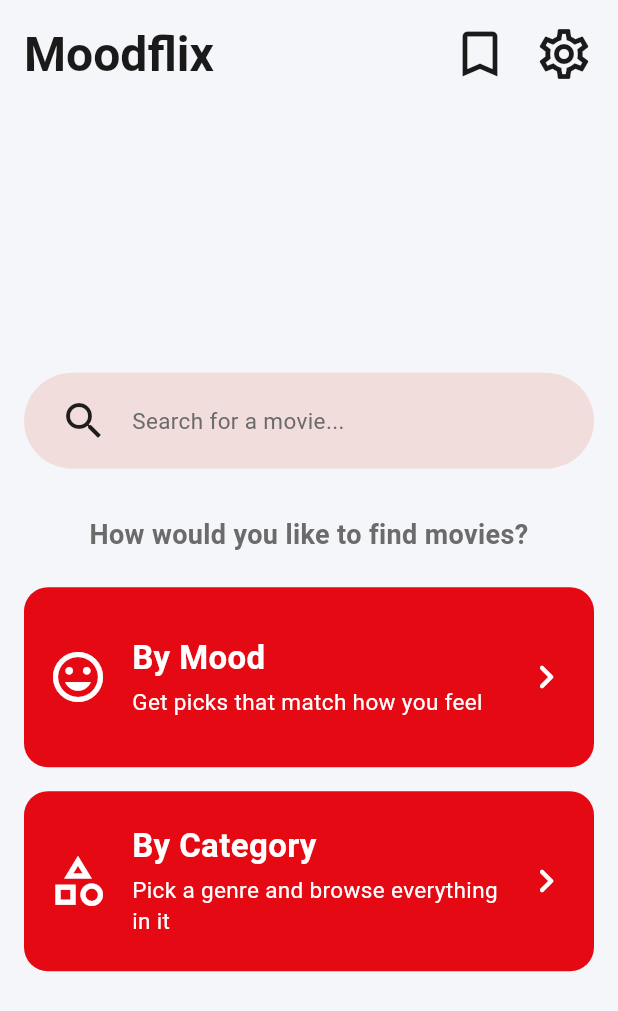
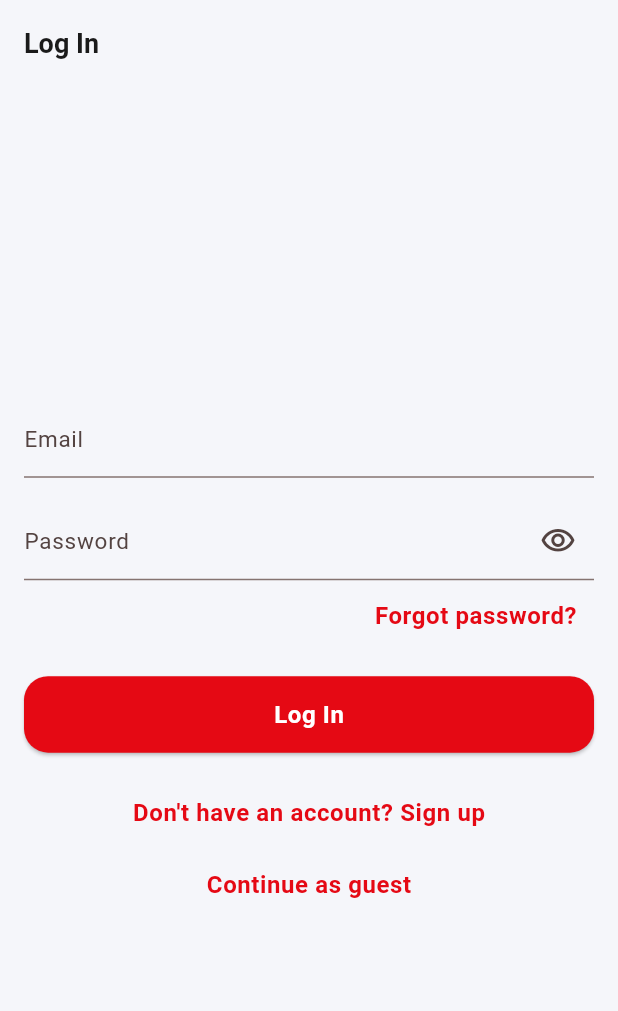
Before and after one commit to mucahitciftci/moodflix, a Flutter app: the screen it shows after launch, on a phone screen of 412 x 824 dp. Shown: the top 1011 px of the screen. Run offline on Flutter 3.47's test engine with Material 3 defaults, Android fonts, the phone set to English and light mode, and no system bars; our stand-ins replace cached_network_image, cloud_firestore, connectivity_plus, dio, firebase_auth, firebase_core and 5 more; accounts and stored records are empty.

Commit message:
Add startup auth gate, guest mode, and persist theme/language preferences
- Login screen is now the app's initial route when signed out (with a
  "continue as guest" option), instead of being tucked away in Settings;
  auto-redirects to BrowseModeScreen once signed in or guest is chosen.
- Add show/hide password toggle on login and sign up forms; center both
  forms with a max-width constraint instead of top-aligning.
- Persist theme mode and language to Hive (previously reset on every
  restart) so they survive app restarts and sign-in/sign-out, independent
  of Hive-backed watchlist/favorites which were already persistent.
- Fix widget_test.dart to actually initialize Hive/override Firebase auth
  state instead of silently swallowing a build-time HiveError.

```diff
--- a/lib/core/constants/app_dimens.dart
+++ b/lib/core/constants/app_dimens.dart
@@ -59,6 +59,9 @@ abstract final class AppDimens {
   static const int reviewMaxRating = 5;
   static const int reviewTextMaxLength = 2000;
 
+  // Auth forms (login/sign up) — centered, capped width on wide screens
+  static const double authFormMaxWidth = 400;
+
   // Elevation
   static const double elevationS = 2;
   static const double elevationM = 6;
--- a/lib/core/localization/l10n/app_en.arb
+++ b/lib/core/localization/l10n/app_en.arb
@@ -205,5 +205,42 @@
   },
 
   "languageTr": "Turkish",
-  "languageEn": "English"
+  "languageEn": "English",
+
+  "loginScreenTitle": "Log In",
+  "signUpScreenTitle": "Sign Up",
+  "emailLabel": "Email",
+  "passwordLabel": "Password",
+  "displayNameLabel": "Your name",
+  "forgotPasswordLabel": "Forgot password?",
+  "sendResetLinkLabel": "Send",
+  "resetLinkSentMessage": "Password reset link sent to your email.",
+  "cancelLabel": "Cancel",
+  "goToSignUpLabel": "Don't have an account? Sign up",
+  "goToLoginLabel": "Already have an account? Log in",
+  "authErrorGeneric": "Something went wrong. Check your details and try again.",
+
+  "accountSectionTitle": "Account",
+  "@accountSectionTitle": {
+    "description": "Section heading on the settings screen for login/logout."
+  },
+
+  "logoutLabel": "Log Out",
+  "notLoggedInMessage": "Not logged in",
+
+  "reviewsSectionTitle": "Reviews",
+  "@reviewsSectionTitle": {
+    "description": "Heading above the review list on the movie detail screen."
+  },
+
+  "writeReviewLabel": "Write a Review",
+  "writeReviewTitle": "Write your review",
+  "reviewTextHint": "What did you think of this movie?",
+  "submitReviewLabel": "Submit",
+  "noReviewsYet": "No reviews yet. Be the first to write one!",
+
+  "continueAsGuestLabel": "Continue as guest",
+  "@continueAsGuestLabel": {
+    "description": "Button on the startup auth screen to skip login and browse without an account."
+  }
 }
--- a/lib/core/routing/app_router.dart
+++ b/lib/core/routing/app_router.dart
@@ -2,13 +2,15 @@ import 'package:flutter/material.dart';
 
 import '../../models/discovery_source.dart';
 import '../../models/movie_model.dart';
-import '../../views/screens/browse_mode_screen.dart';
+import '../../views/screens/auth_gate_screen.dart';
 import '../../views/screens/category_selection_screen.dart';
 import '../../views/screens/discovery_screen.dart';
+import '../../views/screens/login_screen.dart';
 import '../../views/screens/mood_selection_screen.dart';
 import '../../views/screens/movie_detail_screen.dart';
 import '../../views/screens/search_screen.dart';
 import '../../views/screens/settings_screen.dart';
+import '../../views/screens/sign_up_screen.dart';
 import '../../views/screens/watchlist_screen.dart';
 
 /// Named route identifiers. No `Navigator.push`/`pushNamed` call anywhere in
@@ -23,6 +25,8 @@ abstract final class AppRoutes {
   static const String movieDetail = '/movie-detail';
   static const String search = '/search';
   static const String settings = '/settings';
+  static const String login = '/login';
+  static const String signUp = '/sign-up';
 }
 
 abstract final class AppRouter {
@@ -54,6 +58,16 @@ abstract final class AppRouter {
           builder: (_) => const SettingsScreen(),
           settings: settings,
         );
+      case AppRoutes.login:
+        return MaterialPageRoute(
+          builder: (_) => const LoginScreen(),
+          settings: settings,
+        );
+      case AppRoutes.signUp:
+        return MaterialPageRoute(
+          builder: (_) => const SignUpScreen(),
+          settings: settings,
+        );
       case AppRoutes.watchlist:
         return MaterialPageRoute(
           builder: (_) => const WatchlistScreen(),
@@ -68,7 +82,7 @@ abstract final class AppRouter {
       case AppRoutes.browseMode:
       default:
         return MaterialPageRoute(
-          builder: (_) => const BrowseModeScreen(),
+          builder: (_) => const AuthGateScreen(),
           settings: settings,
         );
     }
--- a/lib/viewmodels/auth_viewmodel.dart
+++ b/lib/viewmodels/auth_viewmodel.dart
@@ -56,3 +56,19 @@ class AuthViewModel extends AsyncNotifier<void> {
 final authViewModelProvider = AsyncNotifierProvider<AuthViewModel, void>(
   AuthViewModel.new,
 );
+
+/// Whether the user chose "continue as guest" on the startup auth gate
+/// (`AuthGateScreen`) instead of signing in. Deliberately in-memory only
+/// (resets on relaunch) — each fresh app open re-offers the choice, and a
+/// user who signed in stays in via Firebase's own persisted session
+/// regardless of this flag.
+class GuestModeNotifier extends Notifier<bool> {
+  @override
+  bool build() => false;
+
+  void continueAsGuest() => state = true;
+}
+
+final guestModeProvider = NotifierProvider<GuestModeNotifier, bool>(
+  GuestModeNotifier.new,
+);
--- /dev/null
+++ b/lib/views/screens/auth_gate_screen.dart
@@ -0,0 +1,32 @@
+import 'package:flutter/material.dart';
+import 'package:flutter_riverpod/flutter_riverpod.dart';
+
+import '../../viewmodels/auth_viewmodel.dart';
+import 'browse_mode_screen.dart';
+import 'login_screen.dart';
+
+/// The app's actual initial route ("/"): shows `LoginScreen` first if no
+/// one is signed in (with a "continue as guest" option, since browsing and
+/// the watchlist never required an account — only reviews do), or
+/// `BrowseModeScreen` directly if a session is already active. This is
+/// conditional rendering at a fixed route, not a redirect/navigation, so
+/// there's no extra route on the stack once the user is past it.
+class AuthGateScreen extends ConsumerWidget {
+  const AuthGateScreen({super.key});
+
+  @override
+  Widget build(BuildContext context, WidgetRef ref) {
+    final authState = ref.watch(authStateProvider);
+    final isGuest = ref.watch(guestModeProvider);
+
+    if (authState.isLoading) {
+      return const Scaffold(body: Center(child: CircularProgressIndicator()));
+    }
+
+    if (authState.valueOrNull != null || isGuest) {
+      return const BrowseModeScreen();
+    }
+
+    return const LoginScreen();
+  }
+}
--- /dev/null
+++ b/lib/views/screens/login_screen.dart
@@ -0,0 +1,168 @@
+import 'package:flutter/material.dart';
+import 'package:flutter_riverpod/flutter_riverpod.dart';
+
+import '../../core/constants/app_dimens.dart';
+import '../../core/localization/l10n/generated/app_localizations.dart';
+import '../../core/routing/app_router.dart';
+import '../../viewmodels/auth_viewmodel.dart';
+
+/// Email/password login — also the app's startup screen when no one is
+/// signed in (see `AuthGateScreen`), in which case a "continue as guest"
+/// option is shown too (browsing/watchlist never required an account; only
+/// reviews do). When reached by pushing on top of another screen (e.g. the
+/// "write a review" flow), it pops itself automatically once
+/// [authStateProvider] reports a signed-in user — including when reached
+/// via `SignUpScreen`, whose own success-pop cascades back through this
+/// screen too.
+class LoginScreen extends ConsumerStatefulWidget {
+  const LoginScreen({super.key});
+
+  @override
+  ConsumerState<LoginScreen> createState() => _LoginScreenState();
+}
+
+class _LoginScreenState extends ConsumerState<LoginScreen> {
+  final TextEditingController _emailController = TextEditingController();
+  final TextEditingController _passwordController = TextEditingController();
+  bool _obscurePassword = true;
+
+  @override
+  void dispose() {
+    _emailController.dispose();
+    _passwordController.dispose();
+    super.dispose();
+  }
+
+  Future<void> _showForgotPasswordDialog() async {
+    final l10n = AppLocalizations.of(context);
+    final controller = TextEditingController(text: _emailController.text);
+
+    final email = await showDialog<String>(
+      context: context,
+      builder: (dialogContext) => AlertDialog(
+        title: Text(l10n.forgotPasswordLabel),
+        content: TextField(
+          controller: controller,
+          keyboardType: TextInputType.emailAddress,
+          decoration: InputDecoration(labelText: l10n.emailLabel),
+        ),
+        actions: [
+          TextButton(
+            onPressed: () => Navigator.of(dialogContext).pop(),
+            child: Text(l10n.cancelLabel),
+          ),
+          TextButton(
+            onPressed: () =>
+                Navigator.of(dialogContext).pop(controller.text.trim()),
+            child: Text(l10n.sendResetLinkLabel),
+          ),
+        ],
+      ),
+    );
+    controller.dispose();
+
+    if (email == null || email.isEmpty || !mounted) return;
+    await ref.read(authViewModelProvider.notifier).sendPasswordResetEmail(email);
+    if (!mounted) return;
+    ScaffoldMessenger.of(context).showSnackBar(
+      SnackBar(content: Text(l10n.resetLinkSentMessage)),
+    );
+  }
+
+  @override
+  Widget build(BuildContext context) {
+    final l10n = AppLocalizations.of(context);
+    final authState = ref.watch(authViewModelProvider);
+    final isStartupGate = !Navigator.of(context).canPop();
+
+    ref.listen(authStateProvider, (previous, next) {
+      if (next.valueOrNull != null && Navigator.of(context).canPop()) {
+        Navigator.of(context).pop();
+      }
+    });
+
+    return Scaffold(
+      appBar: AppBar(title: Text(l10n.loginScreenTitle)),
+      body: Center(
+        child: SingleChildScrollView(
+          padding: const EdgeInsets.all(AppDimens.spaceM),
+          child: ConstrainedBox(
+            constraints: const BoxConstraints(maxWidth: AppDimens.authFormMaxWidth),
+            child: Column(
+              mainAxisSize: MainAxisSize.min,
+              children: [
+                TextField(
+                  controller: _emailController,
+                  keyboardType: TextInputType.emailAddress,
+                  decoration: InputDecoration(labelText: l10n.emailLabel),
+                ),
+                const SizedBox(height: AppDimens.spaceM),
+                TextField(
+                  controller: _passwordController,
+                  obscureText: _obscurePassword,
+                  decoration: InputDecoration(
+                    labelText: l10n.passwordLabel,
+                    suffixIcon: IconButton(
+                      icon: Icon(
+                        _obscurePassword
+                            ? Icons.visibility_outlined
+                            : Icons.visibility_off_outlined,
+                      ),
+                      onPressed: () =>
+                          setState(() => _obscurePassword = !_obscurePassword),
+                    ),
+                  ),
+                ),
+                Align(
+                  alignment: Alignment.centerRight,
+                  child: TextButton(
+                    onPressed: _showForgotPasswordDialog,
+                    child: Text(l10n.forgotPasswordLabel),
+                  ),
+                ),
+                const SizedBox(height: AppDimens.spaceM),
+                if (authState.hasError)
+                  Padding(
+                    padding: const EdgeInsets.only(bottom: AppDimens.spaceM),
+                    child: Text(
+                      l10n.authErrorGeneric,
+                      style: TextStyle(color: Theme.of(context).colorScheme.error),
+                    ),
+                  ),
+                SizedBox(
+                  width: double.infinity,
+                  child: ElevatedButton(
+                    onPressed: authState.isLoading
+                        ? null
+                        : () => ref.read(authViewModelProvider.notifier).signIn(
+                              email: _emailController.text.trim(),
+                              password: _passwordController.text,
+                            ),
+                    child: authState.isLoading
+                        ? const SizedBox(
+                            width: AppDimens.iconM,
+                            height: AppDimens.iconM,
+                            child: CircularProgressIndicator(strokeWidth: 2),
+                          )
+                        : Text(l10n.loginScreenTitle),
+                  ),
+                ),
+                const SizedBox(height: AppDimens.spaceM),
+                TextButton(
+                  onPressed: () => Navigator.of(context).pushNamed(AppRoutes.signUp),
+                  child: Text(l10n.goToSignUpLabel),
+                ),
+                if (isStartupGate)
+                  TextButton(
+                    onPressed: () =>
+                        ref.read(guestModeProvider.notifier).continueAsGuest(),
+                    child: Text(l10n.continueAsGuestLabel),
+                  ),
+              ],
+            ),
+          ),
+        ),
+      ),
+    );
+  }
+}
```
Also changed, not shown: lib/core/localization/l10n/app_tr.arb (+23 -1 lines), lib/core/localization/locale_provider.dart (+16 -5 lines), lib/core/theme/app_theme.dart (+21 -6 lines), lib/services/local_cache_service.dart (+18 -0 lines), lib/views/screens/movie_detail_screen.dart (+45 -0 lines), lib/views/screens/settings_screen.dart (+24 -0 lines), lib/views/screens/sign_up_screen.dart (added, +120 -0 lines), lib/views/widgets/review_composer_sheet.dart (added, +96 -0 lines), lib/views/widgets/review_tile.dart (added, +63 -0 lines), .claude/settings.local.json, lib/core/localization/l10n/generated/app_localizations.dart, lib/core/localization/l10n/generated/app_localizations_en.dart, lib/core/localization/l10n/generated/app_localizations_tr.dart, 1 other file.
